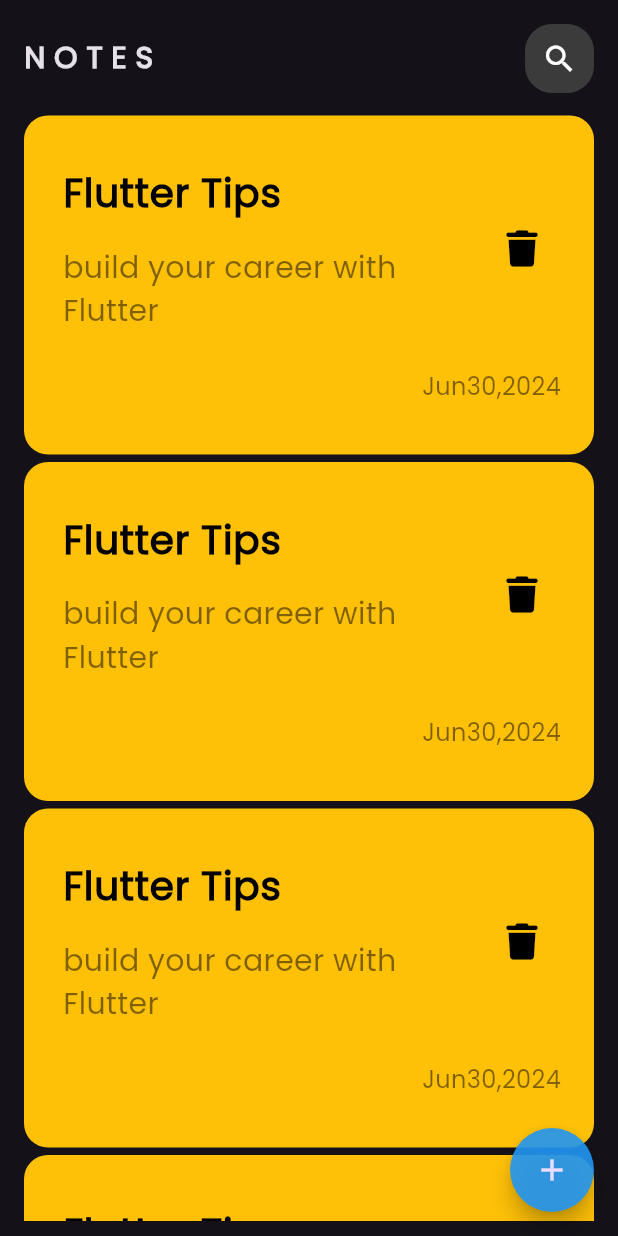
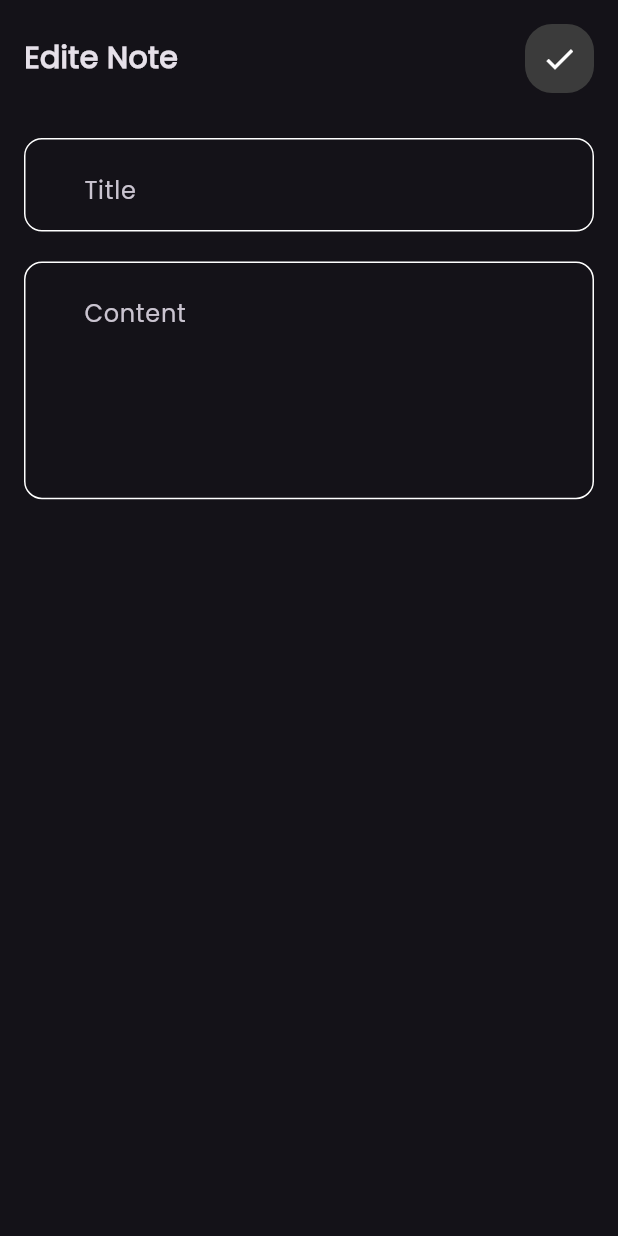
Before and after one commit to mohame12/Note_App, a Flutter app: the screen it shows after launch, on a phone screen of 412 x 824 dp. Run offline on Flutter 3.47's test engine with Material 3 defaults, Android fonts, the phone set to English and light mode, and no system bars; our stand-ins replace font_awesome_flutter.

Commit message:
EditVeiw UI

```diff
--- a/lib/main.dart
+++ b/lib/main.dart
@@ -1,4 +1,5 @@
 import 'package:flutter/material.dart';
+import 'package:note_app/views/edit_view.dart';
 import 'package:note_app/views/note_view.dart';
 void main()
 {
@@ -18,8 +19,9 @@ class MyApp extends StatelessWidget {
     fontFamily: 'Poppins'),
     routes: {
       NoteView.id:(context)=> const NoteView(),
+      EditView.id:(context)=>const EditView(),
     },
-    initialRoute: NoteView.id,
+    initialRoute: EditView.id,
   );
   }
 }
--- /dev/null
+++ b/lib/views/edit_view.dart
@@ -0,0 +1,28 @@
+import 'package:flutter/material.dart';
+import 'package:note_app/widgets/custom_appbar.dart';
+import 'package:note_app/widgets/custom_tff.dart';
+
+class EditView extends StatelessWidget {
+  const EditView({super.key});
+static const String id='Editview';
+  @override
+  Widget build(BuildContext context) {
+    return SafeArea(
+      child: Scaffold(
+        body: Padding(
+          padding: const EdgeInsetsDirectional.only(top:16 ,start:16 ,end:16 ),
+          child: Column(
+            children: [
+              CustomAppbar(title: 'Edite Note ', icon: Icons.done,),
+              SizedBox(height: 30,),
+              TextFF(hint: 'Title', maxLines: 1),
+              SizedBox(height: 20,),
+
+              TextFF(hint: 'Content', maxLines: 5)
+            ],
+          ),
+        ),
+      ),
+    );
+  }
+}
--- a/lib/widgets/bottom_sheet_fab.dart
+++ b/lib/widgets/bottom_sheet_fab.dart
@@ -16,6 +16,7 @@ class BottomShetFAB extends StatelessWidget {
       child:
       Padding(
         padding: const EdgeInsetsDirectional.only(top:40 ,end:20 ,start:20 ,bottom:20 ),
+        child: SingleChildScrollView(
           child: Column(
             mainAxisSize: MainAxisSize.min,
             children: [
@@ -36,6 +37,7 @@ class BottomShetFAB extends StatelessWidget {
               )
             ],
           ),
+        ),
       ));
   }
 }
--- a/lib/widgets/custom_appbar.dart
+++ b/lib/widgets/custom_appbar.dart
@@ -2,15 +2,16 @@ import 'package:flutter/material.dart';
 import 'package:note_app/widgets/custom_search_icon.dart';
 
 class CustomAppbar extends StatelessWidget {
-  const CustomAppbar({super.key});
-
+  const CustomAppbar({super.key, required this.title, required this.icon});
+  final String title;
+  final IconData icon;
   @override
   Widget build(BuildContext context) {
-    return const Row(
+    return  Row(
       children: [
-        Text('N O T E S',style: TextStyle(fontWeight: FontWeight.bold,fontSize: 20),),
-        Spacer(flex: 1,),
-        CustomSearchIcon()
+        Text(title,style: const TextStyle(fontWeight: FontWeight.bold,fontSize: 20),),
+        const Spacer(flex: 1,),
+        CustomSearchIcon(icon:icon ,)
       ],
     );
   }
--- a/lib/widgets/custom_search_icon.dart
+++ b/lib/widgets/custom_search_icon.dart
@@ -2,8 +2,9 @@ import 'package:flutter/material.dart';
 
 class CustomSearchIcon extends StatelessWidget {
   const CustomSearchIcon({
-    super.key,
+    super.key, required this.icon,
   });
+  final IconData icon;
 
   @override
   Widget build(BuildContext context) {
@@ -16,7 +17,7 @@ class CustomSearchIcon extends StatelessWidget {
             color: const Color(0xff3B3B3B),
             borderRadius: BorderRadius.circular(18)
         ),
-        child: const Icon(Icons.search),
+        child:  Icon(icon),
       ),
     );
   }
--- a/lib/widgets/note_view_body.dart
+++ b/lib/widgets/note_view_body.dart
@@ -11,7 +11,7 @@ class NoteViewBody extends StatelessWidget {
       padding: EdgeInsetsDirectional.only(top: 16,start: 16,end: 16),
       child: Column(
         children: [
-         CustomAppbar(),
+         CustomAppbar(title: 'N O T E S', icon:Icons.search ,),
           ListViewWidget()
         ],
       ),
```
Lines whose indentation alone changed are shown as unchanged.
